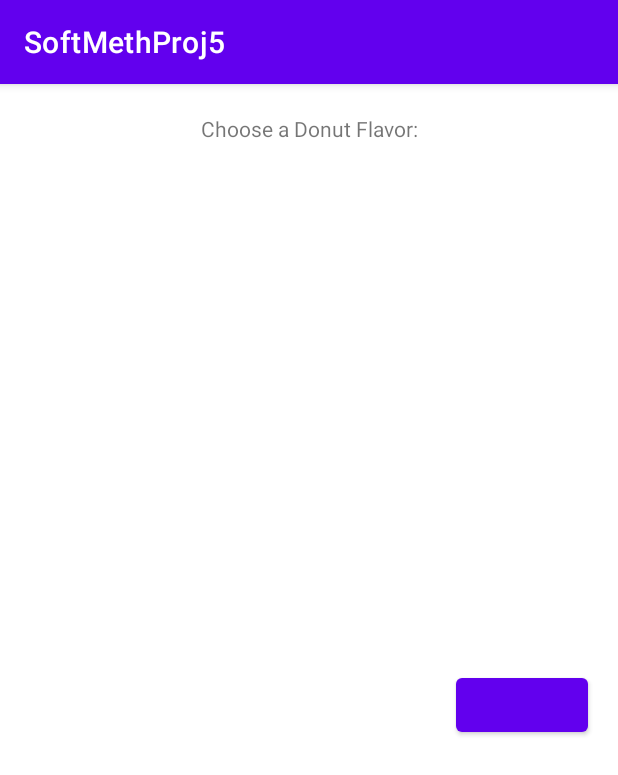
After one commit to VikrantPulipati/SoftMethProj5, an Android app: the fragment OrderDonutsFragment placed in its activity, on a phone screen of 412 x 824 dp. The commit adds this screen. Shown: the top 775 px of the screen. Run offline under Robolectric (Android 15) with nearby library versions, the phone set to English and light mode, and no system bars; our stand-ins replace data binding.

Commit message:
Built UI for Donut Screen

```diff
--- /dev/null
+++ b/app/src/main/java/com/example/softmethproj5/models/Coffee.java
@@ -0,0 +1,4 @@
+package com.example.softmethproj5.models;
+
+public class Coffee {
+}
--- /dev/null
+++ b/app/src/main/java/com/example/softmethproj5/models/donut/Donut.java
@@ -0,0 +1,5 @@
+package com.example.softmethproj5.models.donut;
+
+public class Donut {
+
+}
--- a/app/src/main/java/com/example/softmethproj5/ui/main/MainFragment.java
+++ b/app/src/main/java/com/example/softmethproj5/ui/main/MainFragment.java
@@ -12,9 +12,14 @@ import androidx.fragment.app.Fragment;
 import android.view.LayoutInflater;
 import android.view.View;
 import android.view.ViewGroup;
+import android.widget.Button;
+import android.widget.Toast;
 
 import com.example.softmethproj5.R;
 import com.example.softmethproj5.databinding.FragmentMainBinding;
+import com.example.softmethproj5.ui.orderDonut.OrderDonutsFragment;
+
+import java.util.Objects;
 
 public class MainFragment extends Fragment {
 
@@ -31,18 +36,15 @@ public class MainFragment extends Fragment {
     public View onCreateView(@NonNull LayoutInflater inflater, @Nullable ViewGroup container,
                              @Nullable Bundle savedInstanceState) {
         binding = DataBindingUtil.inflate(inflater, R.layout.fragment_main, container, false);
-        View view = binding.getRoot();
-        return view;
+        return binding.getRoot();
     }
 
     @Override
-    public void onActivityCreated(@Nullable Bundle savedInstanceState) {
-        super.onActivityCreated(savedInstanceState);
-        mViewModel = new ViewModelProvider(this).get(MainViewModel.class);
-
-
-
-        // TODO: Use the ViewModel
+    public void onViewCreated(@NonNull View view, @Nullable Bundle savedInstanceState) {
+        super.onViewCreated(view, savedInstanceState);
+        binding.btOrderDonut.setOnClickListener(view1 -> requireActivity().getSupportFragmentManager().beginTransaction()
+                .replace(R.id.container, new OrderDonutsFragment())
+                .commitNow());
     }
 
 }
--- /dev/null
+++ b/app/src/main/java/com/example/softmethproj5/ui/orderDonut/OrderDonutsFragment.java
@@ -0,0 +1,66 @@
+package com.example.softmethproj5.ui.orderDonut;
+
+import android.os.Bundle;
+
+import androidx.fragment.app.Fragment;
+
+import android.view.LayoutInflater;
+import android.view.View;
+import android.view.ViewGroup;
+
+import com.example.softmethproj5.R;
+
+/**
+ * A simple {@link Fragment} subclass.
+ * Use the {@link OrderDonutsFragment#newInstance} factory method to
+ * create an instance of this fragment.
+ */
+public class OrderDonutsFragment extends Fragment {
+
+    // TODO: Rename parameter arguments, choose names that match
+    // the fragment initialization parameters, e.g. ARG_ITEM_NUMBER
+    private static final String ARG_PARAM1 = "param1";
+    private static final String ARG_PARAM2 = "param2";
+
+    // TODO: Rename and change types of parameters
+    private String mParam1;
+    private String mParam2;
+
+    public OrderDonutsFragment() {
+        // Required empty public constructor
+    }
+
+    /**
+     * Use this factory method to create a new instance of
+     * this fragment using the provided parameters.
+     *
+     * @param param1 Parameter 1.
+     * @param param2 Parameter 2.
+     * @return A new instance of fragment OrderDonutsFragment.
+     */
+    // TODO: Rename and change types and number of parameters
+    public static OrderDonutsFragment newInstance(String param1, String param2) {
+        OrderDonutsFragment fragment = new OrderDonutsFragment();
+        Bundle args = new Bundle();
+        args.putString(ARG_PARAM1, param1);
+        args.putString(ARG_PARAM2, param2);
+        fragment.setArguments(args);
+        return fragment;
+    }
+
+    @Override
+    public void onCreate(Bundle savedInstanceState) {
+        super.onCreate(savedInstanceState);
+        if (getArguments() != null) {
+            mParam1 = getArguments().getString(ARG_PARAM1);
+            mParam2 = getArguments().getString(ARG_PARAM2);
+        }
+    }
+
+    @Override
+    public View onCreateView(LayoutInflater inflater, ViewGroup container,
+                             Bundle savedInstanceState) {
+        // Inflate the layout for this fragment
+        return inflater.inflate(R.layout.fragment_order_donuts, container, false);
+    }
+}
--- a/app/src/main/res/layout/fragment_main.xml
+++ b/app/src/main/res/layout/fragment_main.xml
@@ -48,6 +48,7 @@
             android:id="@+id/bt_order_coffee"
             android:layout_width="wrap_content"
             android:layout_height="wrap_content"
+            android:layout_marginTop="12dp"
             android:text="@string/order_coffee"
             app:layout_constraintEnd_toEndOf="parent"
             app:layout_constraintStart_toStartOf="parent"
--- /dev/null
+++ b/app/src/main/res/layout/fragment_order_donuts.xml
@@ -0,0 +1,89 @@
+<?xml version="1.0" encoding="utf-8"?>
+<layout xmlns:android="http://schemas.android.com/apk/res/android"
+    xmlns:app="http://schemas.android.com/apk/res-auto"
+    xmlns:tools="http://schemas.android.com/tools">
+
+    <data>
+
+    </data>
+
+    <androidx.constraintlayout.widget.ConstraintLayout
+        android:id="@+id/root"
+        android:layout_width="match_parent"
+        android:layout_height="match_parent"
+        tools:context=".ui.orderDonut.OrderDonutsFragment" >
+
+        <TextView
+            android:id="@+id/textView2"
+            android:layout_width="wrap_content"
+            android:layout_height="wrap_content"
+            android:layout_marginTop="20dp"
+            android:text="@string/choose_donut"
+            app:layout_constraintEnd_toEndOf="parent"
+            app:layout_constraintStart_toStartOf="parent"
+            app:layout_constraintTop_toTopOf="parent" />
+
+        <androidx.recyclerview.widget.RecyclerView
+            android:id="@+id/rv_donut_flavor_options"
+            android:layout_width="0dp"
+            android:layout_height="0dp"
+            android:layout_marginStart="20dp"
+            android:layout_marginTop="20dp"
+            android:layout_marginEnd="20dp"
+            android:layout_marginBottom="10dp"
+            app:layout_constraintBottom_toTopOf="@+id/guideline3"
+            app:layout_constraintEnd_toEndOf="parent"
+            app:layout_constraintHorizontal_bias="0.0"
+            app:layout_constraintStart_toStartOf="parent"
+            app:layout_constraintTop_toBottomOf="@+id/textView2"
+            app:layout_constraintVertical_bias="0.0"
+            tools:listitem="@layout/donut_flavor_choice_item" />
+
+        <androidx.recyclerview.widget.RecyclerView
+            android:id="@+id/rv_donut_basket"
+            android:layout_width="0dp"
+            android:layout_height="0dp"
+            android:layout_marginStart="20dp"
+            android:layout_marginTop="10dp"
+            android:layout_marginEnd="20dp"
+            android:layout_marginBottom="20dp"
+            app:layout_constraintBottom_toBottomOf="parent"
+            app:layout_constraintEnd_toEndOf="parent"
+            app:layout_constraintHorizontal_bias="0.0"
+            app:layout_constraintStart_toStartOf="parent"
+            app:layout_constraintTop_toBottomOf="@+id/button2"
+            app:layout_constraintVertical_bias="0.0"
+            tools:listitem="@layout/basket_list_item"/>
+
+        <androidx.constraintlayout.widget.Guideline
+            android:id="@+id/guideline3"
+            android:layout_width="wrap_content"
+            android:layout_height="wrap_content"
+            android:orientation="horizontal"
+            app:guidelineUseRtl="false"
+            app:layout_constraintBottom_toBottomOf="@id/textView2"
+            app:layout_constraintGuide_percent="0.5"
+            app:layout_constraintTop_toTopOf="parent" />
+
+        <Button
+            android:id="@+id/button2"
+            android:layout_width="wrap_content"
+            android:layout_height="wrap_content"
+            android:layout_marginEnd="20dp"
+            app:layout_constraintBottom_toBottomOf="@+id/tv_subtotal"
+            app:layout_constraintEnd_toEndOf="parent"
+            app:layout_constraintTop_toTopOf="@+id/tv_subtotal"
+            tools:text="Add to Order" />
+
+        <TextView
+            android:id="@+id/tv_subtotal"
+            android:layout_width="wrap_content"
+            android:layout_height="wrap_content"
+            android:layout_marginStart="20dp"
+            android:layout_marginTop="20dp"
+            app:layout_constraintStart_toStartOf="parent"
+            app:layout_constraintTop_toTopOf="@+id/guideline3"
+            tools:text="Subtotal: $0.00" />
+
+    </androidx.constraintlayout.widget.ConstraintLayout>
+</layout>
```
Also changed, not shown: app/src/main/res/layout/basket_list_item.xml (added, +44 -0 lines), app/src/main/res/layout/donut_flavor_choice_item.xml (added, +55 -0 lines), app/src/main/res/values/strings.xml (+8 -0 lines).
